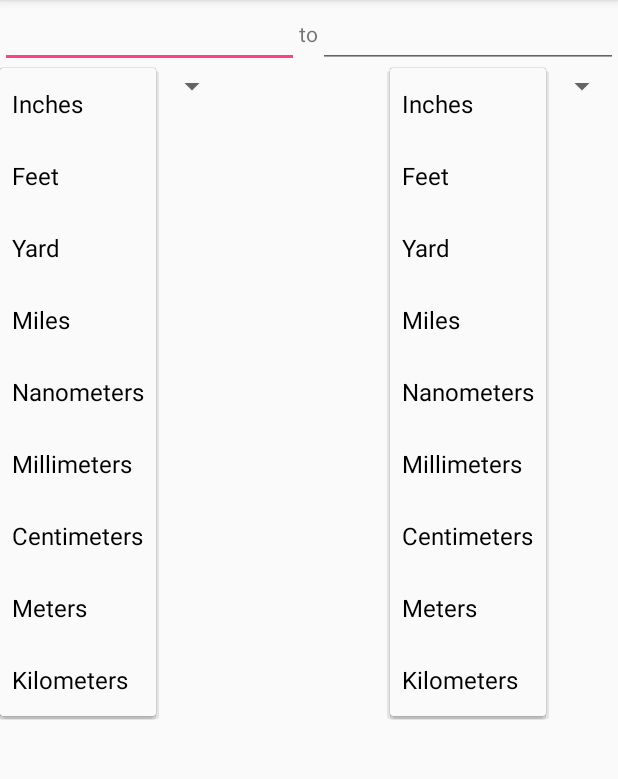
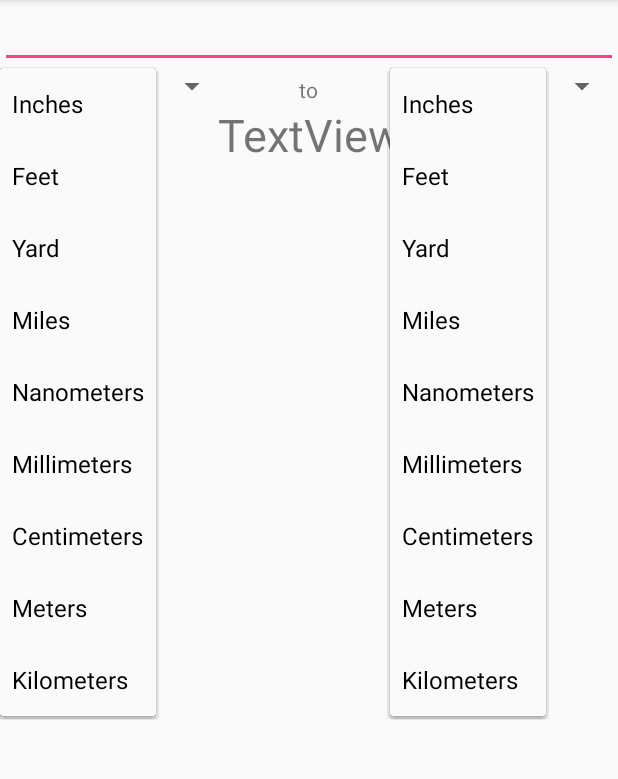
Before and after one commit to gkgkgkgk/AndroidVisualMetricsConverter, an Android app: the screen it shows after launch (MainActivity), after a tap on "Distance", on a phone screen of 412 x 824 dp, the part 84-863 px from its top. Run offline under Robolectric (Android 15) with nearby library versions, the phone set to English and light mode, and no system bars; 3 other taps on this screen came first.

Commit message:
New Layout, Time is done

```diff
--- a/app/src/main/java/com/example/gavri/metricsconverter/MainActivity.java
+++ b/app/src/main/java/com/example/gavri/metricsconverter/MainActivity.java
@@ -136,13 +136,12 @@ public class MainActivity extends AppCompatActivity
 
         spinnerLeft = (Spinner) findViewById(R.id.spinnerLeft);
         spinnerRight = (Spinner) findViewById(R.id.spinnerRight);
-        final EditText editText15 = (EditText)findViewById(R.id.editText15);
         final EditText editText14 = (EditText)findViewById(R.id.editText14);
         spinnerLeft.setOnItemSelectedListener(new AdapterView.OnItemSelectedListener(){
             public void onItemSelected(AdapterView<?> parent, View view, int position, long id){
 
                 System.out.println("Spinner 14: " + editText14.getText().toString());
-                if((!editText14.getText().toString().equals("") && !editText14.getText().toString().equals(".")) || (!editText15.getText().toString().equals("") && !editText15.getText().toString().equals("."))) {
+                if((!editText14.getText().toString().equals("") && !editText14.getText().toString().equals("."))) {
                     System.out.println("Calculating " + currentUnit);
                     calculate(currentUnit);
                 }
@@ -155,7 +154,7 @@ public class MainActivity extends AppCompatActivity
         spinnerRight.setOnItemSelectedListener(new AdapterView.OnItemSelectedListener(){
             public void onItemSelected(AdapterView<?> parent, View view, int position, long id){
 
-                if((!editText14.getText().toString().equals("") && !editText14.getText().toString().equals(".")) || (!editText15.getText().toString().equals("") && !editText15.getText().toString().equals("."))) {
+                if((!editText14.getText().toString().equals("") && !editText14.getText().toString().equals("."))) {
                     System.out.println("Calculating " + currentUnit);
                     calculate(currentUnit);
                 }
@@ -192,8 +191,7 @@ public class MainActivity extends AppCompatActivity
 
     public void calculateTime(){
         EditText leftText = (EditText)findViewById(R.id.editText14);
-        EditText rightText = (EditText)findViewById(R.id.editText15);
-
+        TextView answer = (TextView)findViewById(R.id.answer);
         double leftNumber = Integer.parseInt(leftText.getText().toString());
         double rightNumber = 0.0;
 
@@ -242,16 +240,16 @@ public class MainActivity extends AppCompatActivity
                 rightNumber = seconds / (3600 * 24 * 7);
                 break;
             case "Years":
-                rightNumber = leftNumber / (3600 * 24 * 7 * 365.2422);
+                rightNumber = seconds / (3600 * 24 * 7 * 365.2422);
                 break;
             case "Milliseconds":
-                rightNumber = leftNumber * 1000.0;
+                rightNumber = seconds * 1000.0;
                 break;
             case "Nanoseconds":
-                rightNumber = leftNumber * 1000000000.0;
+                rightNumber = seconds * 1000000000.0;
         }
 
-        rightText.setText(rightNumber +"", TextView.BufferType.EDITABLE);
+        answer.setText(rightNumber + "", TextView.BufferType.EDITABLE);
 
     }
     public void calculateSpeed(){
--- a/app/src/main/res/layout/content_main.xml
+++ b/app/src/main/res/layout/content_main.xml
@@ -10,37 +10,19 @@
 
     <RelativeLayout
     android:id="@+id/relativeLayout"
-    android:layout_width="match_parent"
+    android:layout_width="wrap_content"
     android:layout_height="wrap_content"
 
-    android:layout_alignParentTop="true">
+        android:layout_alignParentTop="true"
+        android:layout_alignParentEnd="true">
 
     <EditText
         android:id="@+id/editText14"
-        android:layout_width="wrap_content"
+        android:layout_width="match_parent"
         android:layout_height="wrap_content"
-        android:layout_toStartOf="@+id/textView10"
-        android:ems="10"
-        android:inputType="numberDecimal"/>
+        android:inputType="numberDecimal" />
 
-    <TextView
-        android:id="@+id/textView10"
-        android:layout_width="wrap_content"
-        android:layout_height="wrap_content"
-        android:layout_centerHorizontal="true"
-        android:layout_centerVertical="true"
-        android:text="to"/>
-
-    <EditText
-        android:id="@+id/editText15"
-        android:layout_width="wrap_content"
-        android:layout_height="wrap_content"
-        android:layout_alignParentEnd="true"
-        android:layout_alignParentTop="true"
-        android:layout_toEndOf="@+id/textView10"
-        android:ems="10"
-        android:inputType="numberDecimal"/>
-</RelativeLayout>
+    </RelativeLayout>
 
     <RelativeLayout
         android:layout_width="match_parent"
@@ -68,11 +50,30 @@
         android:layout_below="@+id/relativeLayout3"
         android:id="@+id/relativeLayout2">
 
+        <TextView
+            android:id="@+id/answer"
+            android:layout_width="wrap_content"
+            android:layout_height="wrap_content"
+            android:layout_alignParentEnd="true"
+            android:layout_alignParentStart="true"
+            android:text="TextView"
+            android:textAlignment="center"
+            android:textSize="30sp" />
+
         <FrameLayout
             android:layout_width="match_parent"
-            android:layout_height="match_parent">
+            android:layout_height="match_parent"
+            android:layout_below="@+id/textView3">
 
         </FrameLayout>
     </RelativeLayout>
 
+    <TextView
+        android:id="@+id/textView2"
+        android:layout_width="wrap_content"
+        android:layout_height="wrap_content"
+        android:layout_above="@+id/relativeLayout2"
+        android:layout_centerHorizontal="true"
+        android:text="to" />
+
 </RelativeLayout>
```
